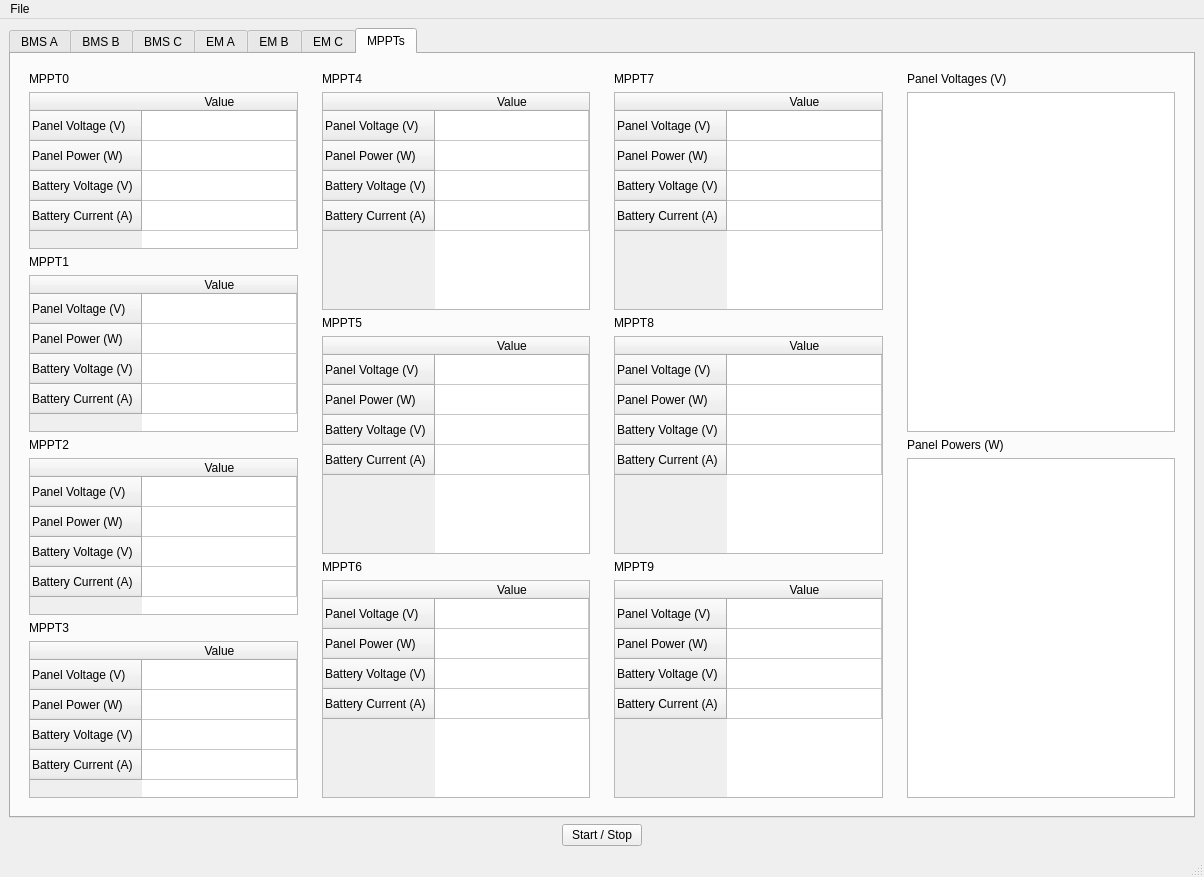
BlueSkySolar/BTI, file main.ui: the form before one commit.
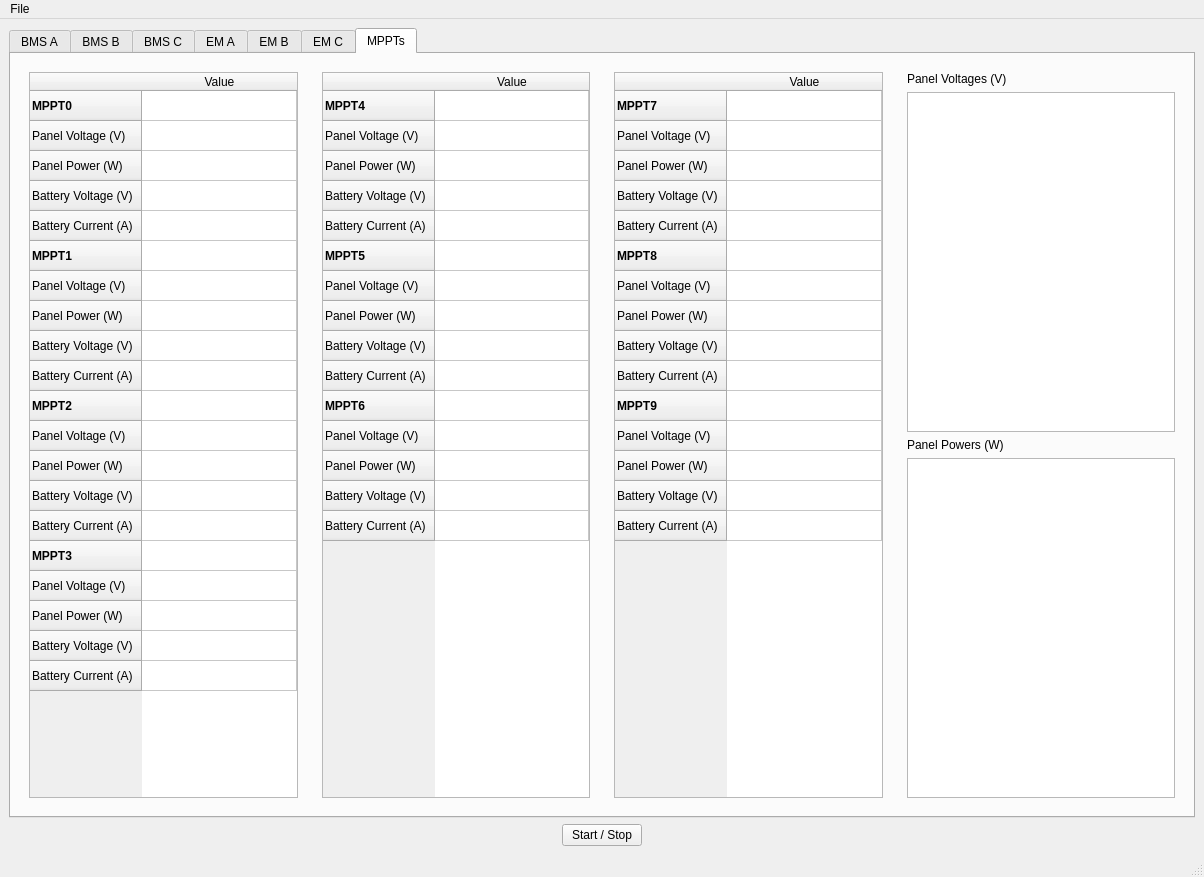
The form after the commit. Custom widgets are drawn as their Qt base class.

Commit message: Combined MPPT tables

Patch:
```diff
--- a/main.ui
+++ b/main.ui
@@ -2178,13 +2178,6 @@
         <item>
          <widget class="QWidget" name="widget_40" native="true">
           <layout class="QVBoxLayout" name="verticalLayout_16">
-           <item>
-            <widget class="QLabel" name="name_16">
-             <property name="text">
-              <string>MPPT0</string>
-             </property>
-            </widget>
-           </item>
            <item>
             <widget class="QTableWidget" name="DEV0_3">
              <property name="accessibleName">
@@ -2193,6 +2186,20 @@
              <attribute name="horizontalHeaderStretchLastSection">
               <bool>true</bool>
              </attribute>
+             <row>
+              <property name="text">
+               <string>MPPT0</string>
+              </property>
+              <property name="toolTip">
+               <string>i</string>
+              </property>
+              <property name="font">
+               <font>
+                <weight>75</weight>
+                <bold>true</bold>
+               </font>
+              </property>
+             </row>
              <row>
               <property name="text">
                <string>Panel Voltage (V)</string>
@@ -2205,7 +2212,7 @@
              </row>
              <row>
               <property name="text">
-               <string>Battery Voltage (V)</string>
+               <string extracomment="testtest">Battery Voltage (V)</string>
               </property>
              </row>
              <row>
@@ -2213,28 +2220,20 @@
                <string>Battery Current (A)</string>
               </property>
              </row>
-             <column>
+             <row>
               <property name="text">
-               <string>Value</string>
+               <string>MPPT1</string>
               </property>
-             </column>
-            </widget>
-           </item>
-           <item>
-            <widget class="QLabel" name="label_19">
-             <property name="text">
-              <string>MPPT1</string>
-             </property>
-            </widget>
-           </item>
-           <item>
-            <widget class="QTableWidget" name="DEV0_4">
-             <property name="accessibleName">
-              <string>MPPT1 </string>
-             </property>
-             <attribute name="horizontalHeaderStretchLastSection">
-              <bool>true</bool>
-             </attribute>
+              <property name="toolTip">
+               <string>i</string>
+              </property>
+              <property name="font">
+               <font>
+                <weight>75</weight>
+                <bold>true</bold>
+               </font>
+              </property>
+             </row>
              <row>
               <property name="text">
                <string>Panel Voltage (V)</string>
@@ -2255,28 +2254,20 @@
                <string>Battery Current (A)</string>
               </property>
              </row>
-             <column>
+             <row>
               <property name="text">
-               <string>Value</string>
+               <string>MPPT2</string>
               </property>
-             </column>
-            </widget>
-           </item>
-           <item>
-            <widget class="QLabel" name="label_20">
-             <property name="text">
-              <string>MPPT2</string>
-             </property>
-            </widget>
-           </item>
-           <item>
-            <widget class="QTableWidget" name="DEV0_5">
-             <property name="accessibleName">
-              <string>MPPT2 </string>
-             </property>
-             <attribute name="horizontalHeaderStretchLastSection">
-              <bool>true</bool>
-             </attribute>
+              <property name="toolTip">
+               <string>i</string>
+              </property>
+              <property name="font">
+               <font>
+                <weight>75</weight>
+                <bold>true</bold>
+               </font>
+              </property>
+             </row>
              <row>
               <property name="text">
                <string>Panel Voltage (V)</string>
@@ -2297,28 +2288,20 @@
                <string>Battery Current (A)</string>
               </property>
              </row>
-             <column>
+             <row>
               <property name="text">
-               <string>Value</string>
+               <string>MPPT3</string>
               </property>
-             </column>
-            </widget>
-           </item>
-           <item>
-            <widget class="QLabel" name="label_46">
-             <property name="text">
-              <string>MPPT3</string>
-             </property>
-            </widget>
-           </item>
-           <item>
-            <widget class="QTableWidget" name="DEV0_6">
-             <property name="accessibleName">
-              <string>MPPT3 </string>
-             </property>
-             <attribute name="horizontalHeaderStretchLastSection">
-              <bool>true</bool>
-             </attribute>
+              <property name="toolTip">
+               <string>i</string>
+              </property>
+              <property name="font">
+               <font>
+                <weight>75</weight>
+                <bold>true</bold>
+               </font>
+              </property>
+             </row>
              <row>
               <property name="text">
                <string>Panel Voltage (V)</string>
@@ -2351,14 +2334,7 @@
         </item>
         <item>
          <widget class="QWidget" name="widget_39" native="true">
-          <layout class="QVBoxLayout" name="verticalLayout_17">
-           <item>
-            <widget class="QLabel" name="name_15">
-             <property name="text">
-              <string>MPPT4</string>
-             </property>
-            </widget>
-           </item>
+          <layout class="QVBoxLayout" name="verticalLayout_18">
            <item>
             <widget class="QTableWidget" name="DEV0_7">
              <property name="accessibleName">
@@ -2367,6 +2343,20 @@
              <attribute name="horizontalHeaderStretchLastSection">
               <bool>true</bool>
              </attribute>
+             <row>
+              <property name="text">
+               <string>MPPT4</string>
+              </property>
+              <property name="toolTip">
+               <string>i</string>
+              </property>
+              <property name="font">
+               <font>
+                <weight>75</weight>
+                <bold>true</bold>
+               </font>
+              </property>
+             </row>
              <row>
               <property name="text">
                <string>Panel Voltage (V)</string>
@@ -2379,7 +2369,7 @@
              </row>
              <row>
               <property name="text">
-               <string>Battery Voltage (V)</string>
+               <string extracomment="testtest">Battery Voltage (V)</string>
               </property>
              </row>
              <row>
@@ -2387,28 +2377,20 @@
                <string>Battery Current (A)</string>
               </property>
              </row>
-             <column>
+             <row>
               <property name="text">
-               <string>Value</string>
+               <string>MPPT5</string>
               </property>
-             </column>
-            </widget>
-           </item>
-           <item>
-            <widget class="QLabel" name="label_45">
-             <property name="text">
-              <string>MPPT5</string>
-             </property>
-            </widget>
-           </item>
-           <item>
-            <widget class="QTableWidget" name="DEV0_8">
-             <property name="accessibleName">
-              <string>MPPT5 </string>
-             </property>
-             <attribute name="horizontalHeaderStretchLastSection">
-              <bool>true</bool>
-             </attribute>
+              <property name="toolTip">
+               <string>i</string>
+              </property>
+              <property name="font">
+               <font>
+                <weight>75</weight>
+                <bold>true</bold>
+               </font>
+              </property>
+             </row>
              <row>
               <property name="text">
                <string>Panel Voltage (V)</string>
@@ -2429,28 +2411,20 @@
                <string>Battery Current (A)</string>
               </property>
              </row>
-             <column>
+             <row>
               <property name="text">
-               <string>Value</string>
+               <string>MPPT6</string>
               </property>
-             </column>
-            </widget>
-           </item>
-           <item>
-            <widget class="QLabel" name="label_21">
-             <property name="text">
-              <string>MPPT6</string>
-             </property>
-            </widget>
-           </item>
-           <item>
-            <widget class="QTableWidget" name="DEV0_9">
-             <property name="accessibleName">
-              <string>MPPT6 </string>
-             </property>
-             <attribute name="horizontalHeaderStretchLastSection">
-              <bool>true</bool>
-             </attribute>
+              <property name="toolTip">
+               <string>i</string>
+              </property>
+              <property name="font">
+               <font>
+                <weight>75</weight>
+                <bold>true</bold>
+               </font>
+              </property>
+             </row>
              <row>
               <property name="text">
                <string>Panel Voltage (V)</string>
@@ -2483,14 +2457,7 @@
         </item>
         <item>
          <widget class="QWidget" name="widget_41" native="true">
-          <layout class="QVBoxLayout" name="verticalLayout_18">
-           <item>
-            <widget class="QLabel" name="label_47">
-             <property name="text">
-              <string>MPPT7</string>
-             </property>
-            </widget>
-           </item>
+          <layout class="QVBoxLayout" name="verticalLayout_17">
            <item>
             <widget class="QTableWidget" name="DEV0_10">
              <property name="accessibleName">
@@ -2499,6 +2466,20 @@
              <attribute name="horizontalHeaderStretchLastSection">
               <bool>true</bool>
              </attribute>
+             <row>
+              <property name="text">
+               <string>MPPT7</string>
+              </property>
+              <property name="toolTip">
+               <string>i</string>
+              </property>
+              <property name="font">
+               <font>
+                <weight>75</weight>
+                <bold>true</bold>
+               </font>
+              </property>
+             </row>
              <row>
               <property name="text">
                <string>Panel Voltage (V)</string>
@@ -2511,7 +2492,7 @@
              </row>
              <row>
               <property name="text">
-               <string>Battery Voltage (V)</string>
+               <string extracomment="testtest">Battery Voltage (V)</string>
               </property>
              </row>
              <row>
@@ -2519,28 +2500,20 @@
                <string>Battery Current (A)</string>
               </property>
              </row>
-             <column>
+             <row>
               <property name="text">
-               <string>Value</string>
+               <string>MPPT8</string>
               </property>
-             </column>
-            </widget>
-           </item>
-           <item>
-            <widget class="QLabel" name="label_48">
-             <property name="text">
-              <string>MPPT8</string>
-             </property>
-            </widget>
-           </item>
-           <item>
-            <widget class="QTableWidget" name="DEV0_11">
-             <property name="accessibleName">
-              <string>MPPT8 </string>
-             </property>
-             <attribute name="horizontalHeaderStretchLastSection">
-              <bool>true</bool>
-             </attribute>
+              <property name="toolTip">
+               <string>i</string>
+              </property>
+              <property name="font">
+               <font>
+                <weight>75</weight>
+                <bold>true</bold>
+               </font>
+              </property>
+             </row>
              <row>
               <property name="text">
                <string>Panel Voltage (V)</string>
@@ -2561,28 +2534,20 @@
                <string>Battery Current (A)</string>
               </property>
              </row>
-             <column>
+             <row>
               <property name="text">
-               <string>Value</string>
+               <string>MPPT9</string>
               </property>
-             </column>
-            </widget>
-           </item>
-           <item>
-            <widget class="QLabel" name="label_49">
-             <property name="text">
-              <string>MPPT9</string>
-             </property>
-            </widget>
-           </item>
-           <item>
-            <widget class="QTableWidget" name="DEV0_12">
-             <property name="accessibleName">
-              <string>MPPT9 </string>
-             </property>
-             <attribute name="horizontalHeaderStretchLastSection">
-              <bool>true</bool>
-             </attribute>
+              <property name="toolTip">
+               <string>i</string>
+              </property>
+              <property name="font">
+               <font>
+                <weight>75</weight>
+                <bold>true</bold>
+               </font>
+              </property>
+             </row>
              <row>
               <property name="text">
                <string>Panel Voltage (V)</string>
```
Left out of the diff: 126 changed lines with no effect on the pictures. The commit also changes 1 other file.
